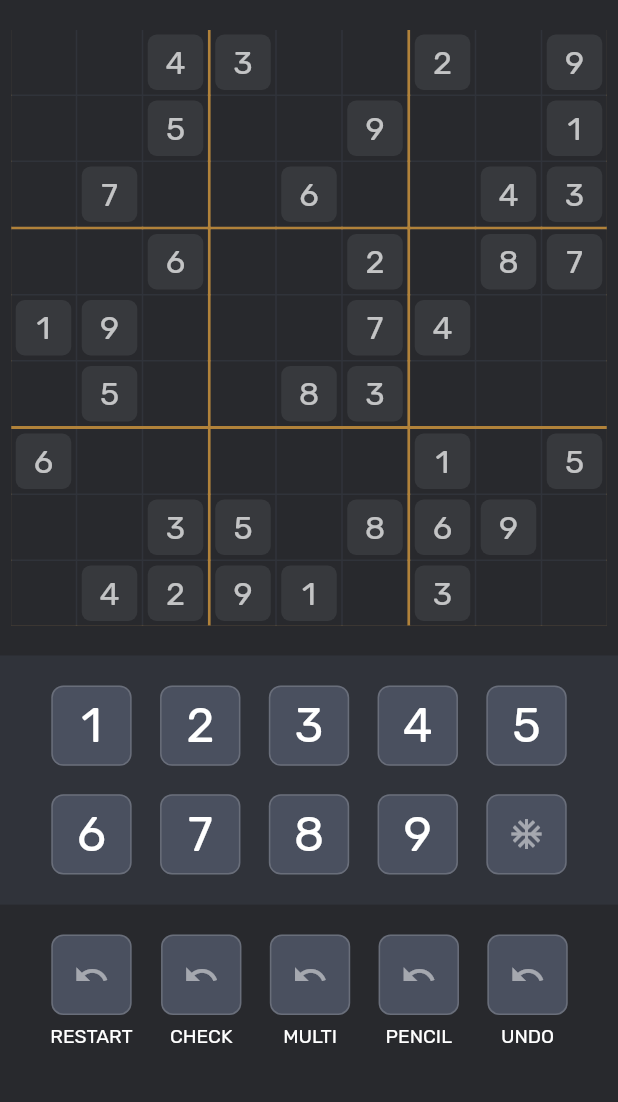
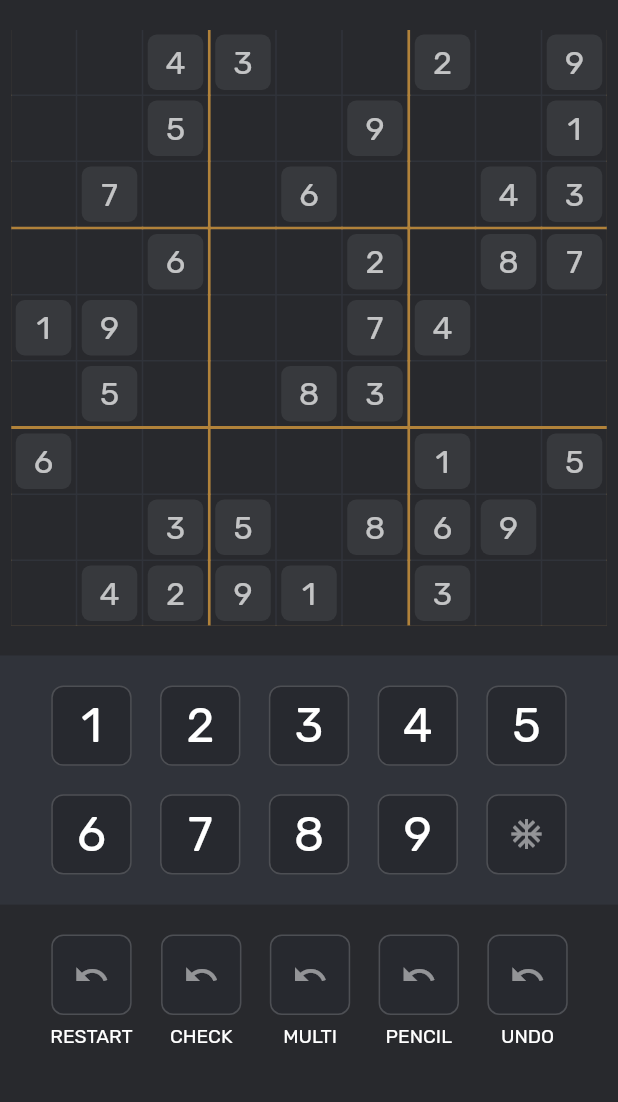
Before and after one commit to Calpoog/Sudoku, a Flutter app: the screen it shows after launch, on a phone screen of 412 x 824 dp, the part 39-1141 px from its top. Run offline on Flutter 3.47's test engine with Material 2 defaults, Android fonts, the phone set to English and light mode, and no system bars.

Commit message:
button color change

```diff
--- a/lib/main.dart
+++ b/lib/main.dart
@@ -29,7 +29,7 @@ class MyApp extends StatelessWidget {
       text: const Color.fromRGBO(255, 255, 255, 1),
       accent: const Color.fromRGBO(177, 130, 58, 1),
       outline: const Color.fromRGBO(231, 231, 231, 0.2),
-      button: const Color.fromRGBO(74, 80, 95, 1),
+      button: const Color.fromRGBO(39, 41, 47, 1),
       icon: const Color.fromRGBO(255, 255, 255, 0.5),
       indicatorDark: const Color.fromRGBO(14, 14, 15, 1),
       indicatorLight: const Color.fromRGBO(55, 57, 61, 1),
```
